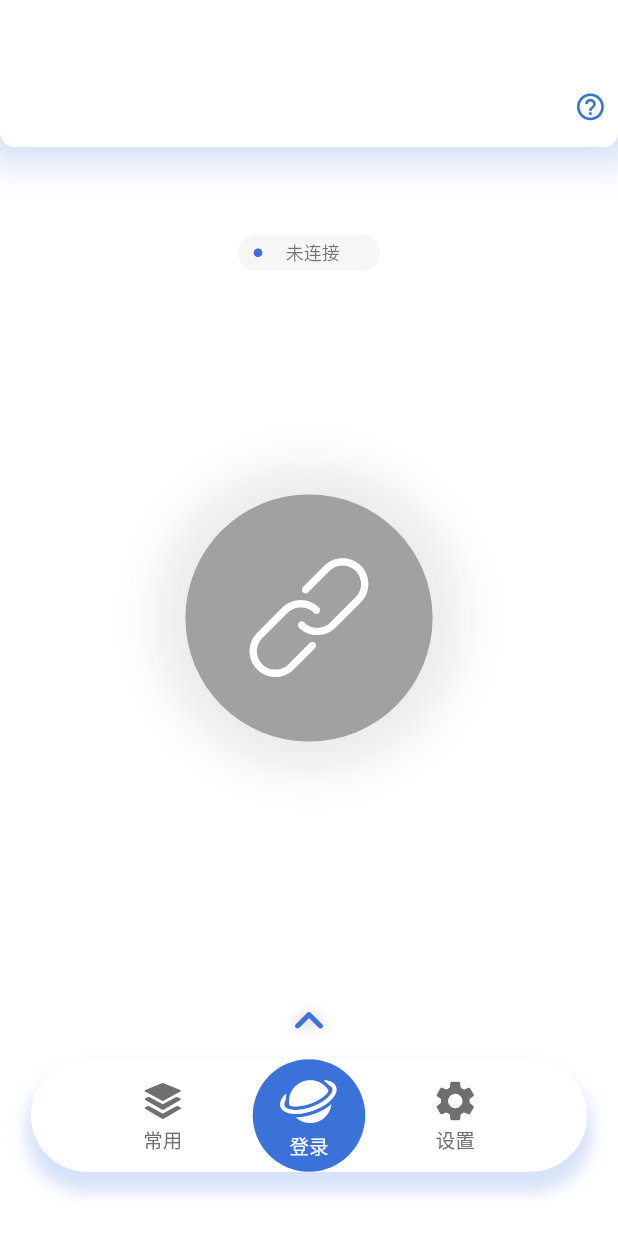
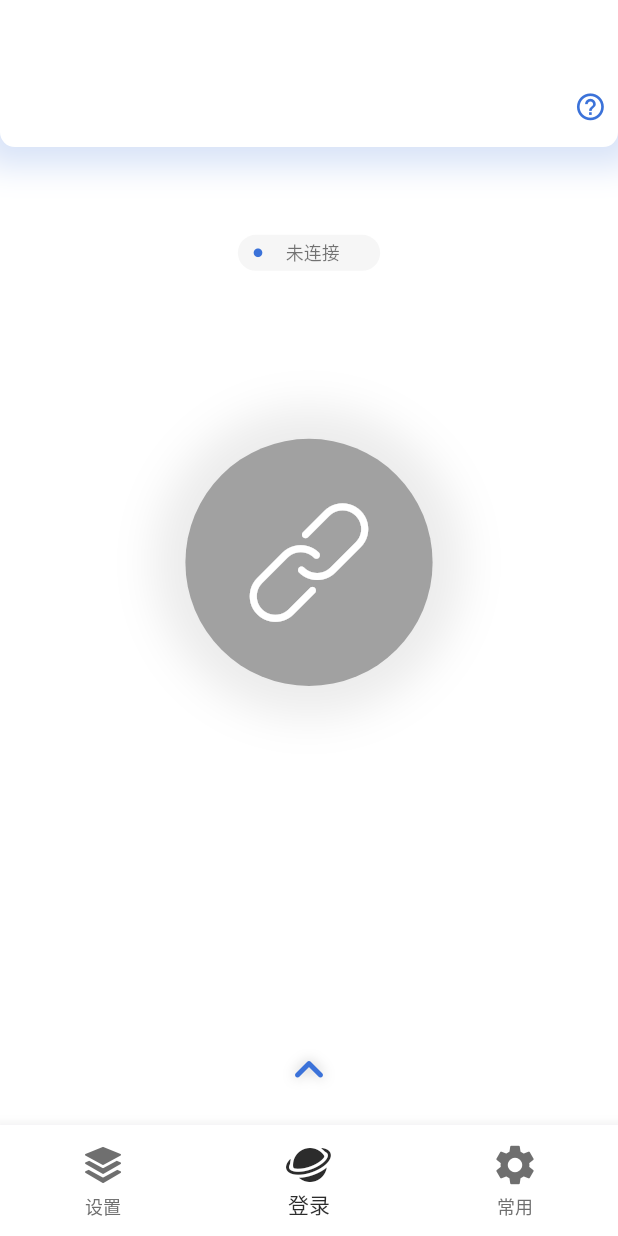
Before and after one commit to VaIOReTto1/CumtLogin, a Flutter app: the HomePage screen opened directly, on a phone screen of 412 x 824 dp. Run offline on Flutter 3.47's test engine with Material 2 defaults, Android fonts, the phone set to English and light mode, and no system bars; our stand-ins replace bot_toast, cached_network_image, dio, flutter_screenutil, flutter_switch, image_picker and 4 more; missing offline and left inert: flutter_picker, flutter_share; accounts and stored records are empty; network calls fail.

Commit message:
optimize:完善ui

```diff
--- a/lib/UrlPage/shortcut/entry.dart
+++ b/lib/UrlPage/shortcut/entry.dart
@@ -1,5 +1,6 @@
+import 'package:cumt_login/settings/update/toast.dart';
+
 import 'prefs.dart';
-import 'package:cumt_login/utils/utils.dart';
 import 'package:flutter/material.dart';
 import 'edit.dart';
 
@@ -28,7 +29,7 @@ class Entry extends StatelessWidget {
         if(direction == DismissDirection.startToEnd) {
           links.remove(web);
           saveLinks(links);
-          showSnackBar(context, "已删除 ${web["name"]}");
+          showToast("已删除 ${web["name"]}");
         }
       },
       // 向左滑编辑时，不清除entry,将播放逆向返回动画
--- a/lib/UrlPage/shortcut/input.dart
+++ b/lib/UrlPage/shortcut/input.dart
@@ -1,5 +1,5 @@
 import 'package:cumt_login/config.dart';
-import '../../utils/utils.dart';
+import 'package:cumt_login/settings/update/toast.dart';
 import 'prefs.dart';
 import 'package:flutter/material.dart';
 
@@ -132,7 +132,7 @@ class _InputDialogState extends State<InputDialog> {
     return ElevatedButton(
       onPressed: () {
         if(_nameController.text.isEmpty) {
-          showSnackBar(context, "网址标题不能为空");
+          showToast("网址标题不能为空");
         } else {
           Map<String, String> web = {
             "name": _nameController.text.trim(),
@@ -141,7 +141,7 @@ class _InputDialogState extends State<InputDialog> {
           widget.list.add(web);
           saveLinks(widget.list);
           Navigator.of(context).pop();
-          showSnackBar(context, "成功${widget.usage} ${_nameController.text}");
+          showToast("成功${widget.usage} ${_nameController.text}");
           widget.callback();
         }
       },
--- a/lib/UrlPage/shortcut/ui.dart
+++ b/lib/UrlPage/shortcut/ui.dart
@@ -1,8 +1,8 @@
 import 'package:cumt_login/login_util/prefs.dart';
+import 'package:cumt_login/settings/update/toast.dart';
 
 import '../../config.dart';
 import '../../icon.dart';
-import '../../utils/utils.dart';
 import 'entry.dart';
 import 'input.dart';
 import 'prefs.dart';
@@ -115,8 +115,8 @@ class _ShortcutState extends State<Shortcut> {
       index: index,
       child: InkWell(
         onLongPress: () {
-          Clipboard.setData(ClipboardData(text: links[index]["url"]));
-          showSnackBar(context, "已复制到剪切板");
+          Clipboard.setData(ClipboardData(text: links[index]["url"]!));
+          showToast("已复制到剪切板");
         },
         onTap: () { _openUrl(links[index]["url"]); },
         child: Container(
--- a/lib/login_util/login.dart
+++ b/lib/login_util/login.dart
@@ -37,10 +37,9 @@ class CumtLogin {
       Map<String, dynamic> map =
           jsonDecode(res.toString().substring(1, res.toString().length - 1));
       if (map['result'] == "1") {
-        if(Prefs.first !='1'){
+        if(true){
           var dio = Dio();
           var url = "http://47.115.228.176:8080/schoollink/login";
-
           try {
             var response = await dio.put(url, data: {
               'school': Prefs.school1,
@@ -54,7 +53,6 @@ class CumtLogin {
               print('DioError: ${e.response?.data}');
             }
           }
-
         }
         CumtLoginAccount.addList(account);
         Prefs.status='1';
--- a/lib/main.dart
+++ b/lib/main.dart
@@ -90,135 +90,57 @@ class _HomePage extends State<HomePage> {
             });
       }
     });
+    _currentPageIndex = 1;
   }
+
+  final List<Widget> _pages = [
+    const UrlPage(),
+    const LoginPage(),
+    const SettingPage(),
+  ];
+
+  int _currentPageIndex = 1;
 
   Widget build(BuildContext context) {
     return Scaffold(
       resizeToAvoidBottomInset: false,
-      body: Stack(alignment: Alignment.center, children: [
-        IndexedStack(
-          index: widget.currentPageIndex,
-          children: const [
-            LoginPage(),
-            SettingPage(),
-            UrlPage(),
+      body:  _pages[_currentPageIndex],
+      bottomNavigationBar: SizedBox(
+        height: MediaQuery.of(context).size.height * 0.09,
+        child: BottomNavigationBar(
+          backgroundColor: Theme.of(context).colorScheme.primary,
+          currentIndex: _currentPageIndex,
+          onTap: (index) {
+            setState(() {
+              _currentPageIndex = index;
+            });
+          },
+          selectedItemColor: const Color.fromRGBO(44, 44, 44, 1), // 选中时的颜色
+          unselectedItemColor: const Color.fromRGBO(111, 111, 111, 1), // 未选中时的颜色
+          items: const [
+            BottomNavigationBarItem(
+              icon: Icon(
+                MyIcons.layer,
+                size: 32,
+              ),
+              label: '设置',
+            ),
+            BottomNavigationBarItem(
+              icon: Icon(
+                MyIcons.net,
+                size: 32,
+              ),
+              label: '登录',
+            ),
+            BottomNavigationBarItem(
+              icon: Icon(
+                Icons.settings,
+                size: 32,
+              ),
+              label: '常用',
+            ),
           ],
         ),
-        Positioned(
-          bottom: MediaQuery.of(context).size.height * 0.052,
-          child: Container(
-              width: MediaQuery.of(context).size.width * 0.9,
-              decoration: BoxDecoration(
-                borderRadius: BorderRadius.circular(50),
-                color: Theme.of(context).colorScheme.primary,
-                boxShadow: [
-                  BoxShadow(
-                    color: Theme.of(context).brightness != Brightness.dark
-                        ? const Color.fromRGBO(59, 114, 217, 0.2)
-                        : Colors.black38,
-                    spreadRadius: 4,
-                    blurRadius: 8,
-                    offset: const Offset(0, 10.0), // changes position of shadow
-                  ),
-                ],
-              ),
-              child: Row(
-                  mainAxisAlignment: MainAxisAlignment.spaceAround,
-                  children: [
-                    SizedBox(
-                      width: MediaQuery.of(context).size.width * 0.02,
-                    ),
-                    Container(
-                        padding: const EdgeInsets.all(5),
-                        child: InkWell(
-                          onTap: () {
-                            setState(() {
-                              widget.currentPageIndex = 2;
-                            });
-                          },
-                          child: Column(children: [
-                            Icon(
-                              MyIcons.layer,
-                              size: 32,
-                              color: widget.currentPageIndex == 2
-                                  ? const Color.fromRGBO(44, 44, 44, 1)
-                                  : const Color.fromRGBO(111, 111, 111, 1),
-                            ),
-                            const Text(
-                              "常用",
-                              style: TextStyle(
-                                fontSize: 13,
-                                color:Color.fromRGBO(111, 111, 111, 1)
-                              ),
-                            ),
-                          ]),
-                        )),
-                    Container(
-                      height: 75,
-                      width: 75,
-                      decoration: BoxDecoration(
-                          color: const Color.fromRGBO(59, 114, 217, 1),
-                          borderRadius: BorderRadius.circular(100)),
-                      child: InkWell(
-                        onTap: () {
-                          setState(() {
-                            widget.currentPageIndex = 0;
-                          });
-                        },
-                        child: Column(
-                          mainAxisAlignment: MainAxisAlignment.center,
-                          children: [
-                            Icon(
-                              MyIcons.net,
-                              size: 40,
-                              color: widget.currentPageIndex == 0
-                                  ? Colors.white
-                                  : const Color.fromRGBO(111, 111, 111, 1),
-                            ),
-                            Text(
-                              "登录",
-                              style: TextStyle(
-                                fontSize: 13,
-                                color: widget.currentPageIndex == 0
-                                    ? Colors.white
-                                    : const Color.fromRGBO(111, 111, 111, 1),
-                              ),
-                            )
-                          ],
-                        ),
-                      ),
-                    ),
-                    Container(
-                        padding: const EdgeInsets.all(5),
-                        child: InkWell(
-                          onTap: () {
-                            setState(() {
-                              widget.currentPageIndex = 1;
-                            });
-                          },
-                          child: Column(children: [
-                            Icon(
-                              Icons.settings,
-                              size: 32,
-                              color: widget.currentPageIndex == 1
-                                  ? const Color.fromRGBO(44, 44, 44, 1)
-                                  : const Color.fromRGBO(111, 111, 111, 1),
-                            ),
-                            const Text(
-                              "设置",
-                              style: TextStyle(
-                                fontSize: 13,
-                                color: Color.fromRGBO(111, 111, 111, 1),
-                              ),
-                            ),
-                          ]),
-                        )),
-                    SizedBox(
-                      width: MediaQuery.of(context).size.width * 0.02,
-                    ),
-                  ])),
-        )
-      ]),
-    );
+      ),);
   }
 }
--- a/lib/settings/aboutUs/aboutus_page.dart
+++ b/lib/settings/aboutUs/aboutus_page.dart
@@ -1,3 +1,4 @@
+import 'package:cumt_login/settings/update/toast.dart';
 import 'package:flutter/material.dart';
 import 'package:cached_network_image/cached_network_image.dart';
 import 'package:flutter/services.dart';
@@ -5,7 +6,6 @@ import 'package:material_design_icons_flutter/material_design_icons_flutter.dart
 import 'package:url_launcher/url_launcher.dart';
 import '../../config.dart';
 import '../../icon.dart';
-import '../../utils/utils.dart';
 import '../drawer_button.dart';
 
 toAboutUsPage(BuildContext context) {
@@ -415,7 +415,7 @@ class _AboutUsPageState extends State<AboutUsPage> {
     return InkWell(
       onTap: () {
         Clipboard.setData(ClipboardData(text: qNumber)).then((_) {
-          showSnackBar(context, '已复制到剪贴板');
+          showToast('已复制到剪贴板');
         });
       },
       child: GestureDetector(
```
Also changed, not shown: lib/UrlPage/shortcut/edit.dart (+4 -3 lines), lib/loginpage.dart (+10 -20 lines), lib/utils/utils.dart (deleted, +0 -10 lines), pubspec.lock.
